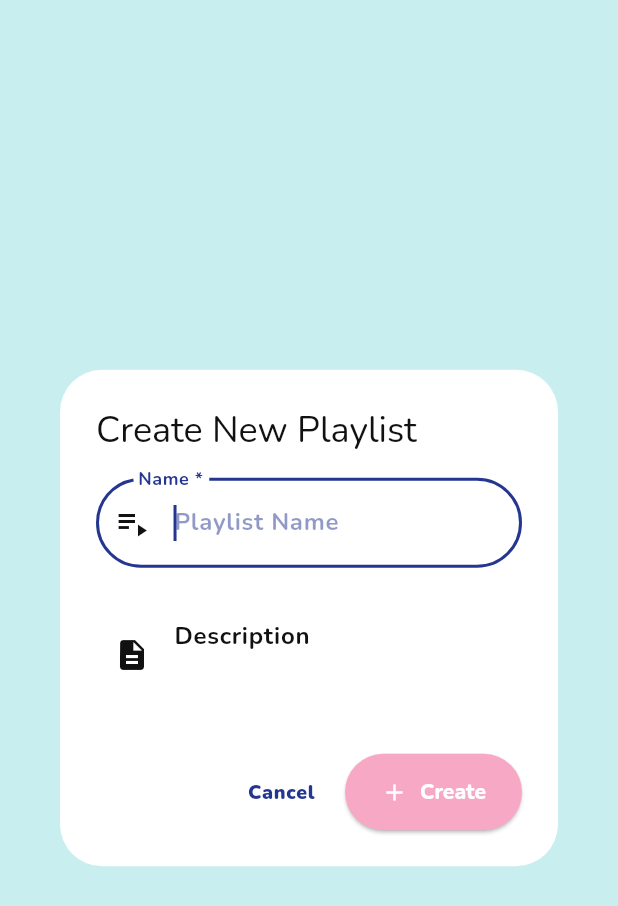
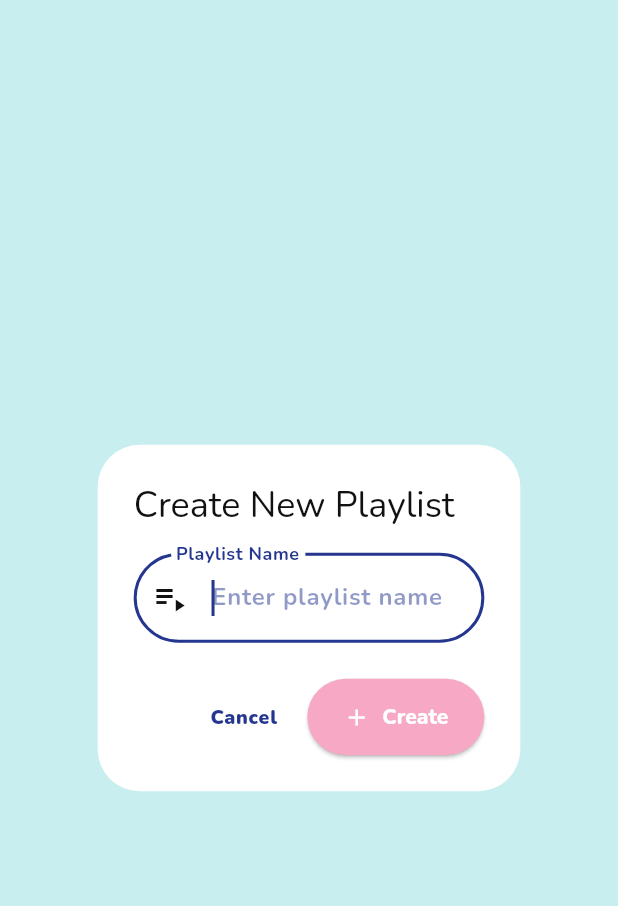
Before and after one commit to waadosama/Mzaj_app, a Flutter app: the AddPlaylistDialog widget shown alone on an empty page, opened directly, on a phone screen of 412 x 824 dp. Shown: the top 906 px of the screen. Run offline on Flutter 3.47's test engine with Material 3 defaults, Android fonts, the phone set to English and light mode, and no system bars; our stand-ins replace cached_network_image, google_fonts, just_audio, sqflite; accounts and stored records are empty.

Commit message:
Add_playlist_popup

```diff
--- a/lib/widgets/add_playlist_dialog.dart
+++ b/lib/widgets/add_playlist_dialog.dart
@@ -13,26 +13,22 @@ class AddPlaylistDialog extends StatefulWidget {
 
 class _AddPlaylistDialogState extends State<AddPlaylistDialog> {
   late TextEditingController _nameController;
-  late TextEditingController _descController;
   bool _isLoading = false;
 
   @override
   void initState() {
     super.initState();
     _nameController = TextEditingController();
-    _descController = TextEditingController();
   }
 
   @override
   void dispose() {
     _nameController.dispose();
-    _descController.dispose();
     super.dispose();
   }
 
   Future<void> _createPlaylist() async {
     final name = _nameController.text.trim();
-    final description = _descController.text.trim();
 
     if (name.isEmpty) {
       if (mounted) {
@@ -48,7 +44,7 @@ class _AddPlaylistDialogState extends State<AddPlaylistDialog> {
     try {
       final success = await context.read<PlaylistProvider>().createPlaylist(
         name,
-        description: description,
+        description: '',
       );
 
       if (mounted) {
@@ -88,31 +84,14 @@ class _AddPlaylistDialogState extends State<AddPlaylistDialog> {
               controller: _nameController,
               enabled: !_isLoading,
               decoration: InputDecoration(
-                hintText: 'Playlist Name',
-                labelText: 'Name *',
+                hintText: 'Enter playlist name',
+                labelText: 'Playlist Name',
                 border: OutlineInputBorder(
                   borderRadius: BorderRadius.circular(8),
                 ),
                 prefixIcon: const Icon(Icons.playlist_play),
               ),
               autofocus: true,
-              textInputAction: TextInputAction.next,
-            ),
-            const SizedBox(height: 16),
-            TextField(
-              controller: _descController,
-              enabled: !_isLoading,
-              maxLines: 3,
-              minLines: 2,
-              decoration: InputDecoration(
-                hintText: 'Add a description (optional)',
-                labelText: 'Description',
-                border: OutlineInputBorder(
-                  borderRadius: BorderRadius.circular(8),
-                ),
-                prefixIcon: const Icon(Icons.description),
-                alignLabelWithHint: true,
-              ),
               textInputAction: TextInputAction.done,
             ),
           ],
```
